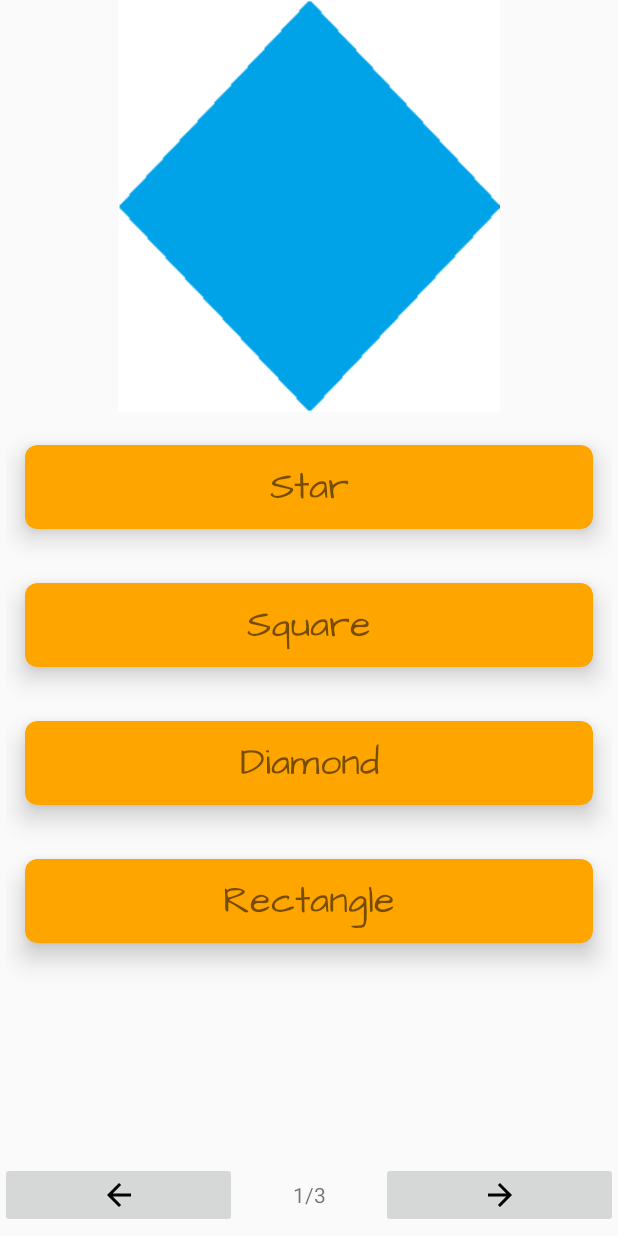
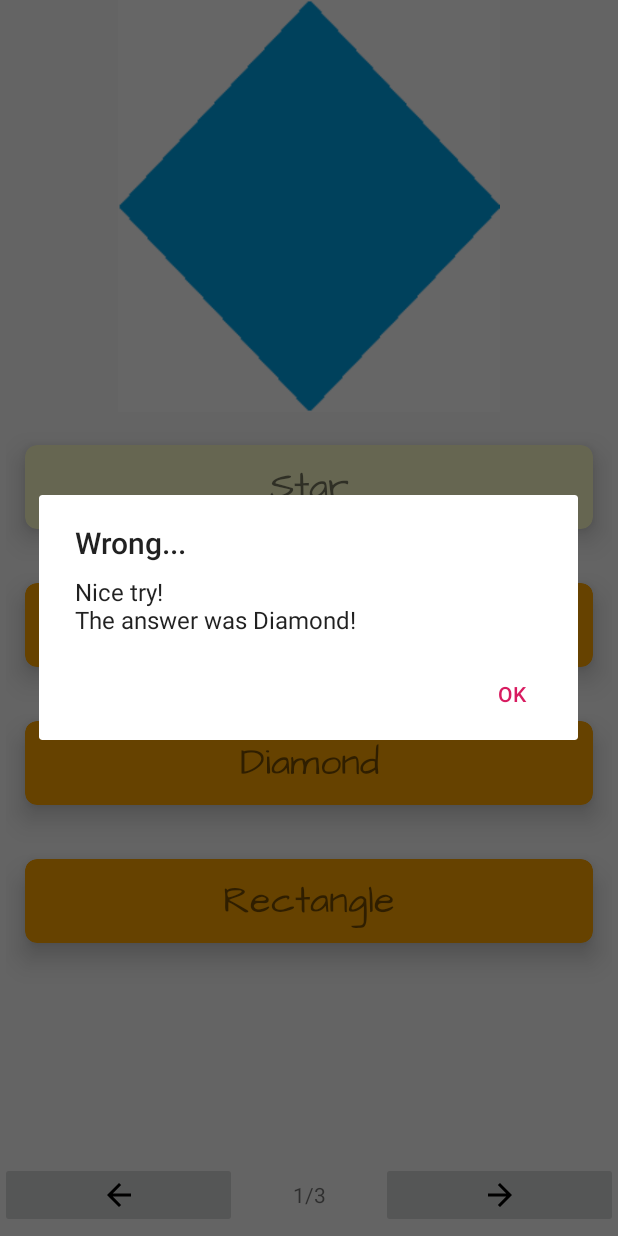
Before and after one commit to TheOnlyJVH/WILLProject, an Android app: the ShapeMatch screen opened directly, with no data from a screen before it, after a tap on "Star", on a phone screen of 412 x 824 dp. Run offline under Robolectric (Android 15) with nearby library versions, the phone set to English and light mode, and no system bars.

Commit message:
Shape game worked on

```diff
--- a/app/src/main/AndroidManifest.xml
+++ b/app/src/main/AndroidManifest.xml
@@ -13,6 +13,7 @@
         android:roundIcon="@mipmap/ic_launcher_round"
         android:supportsRtl="true"
         android:theme="@style/AppTheme">
+        <activity android:name=".Message.MarkDisplay" />
         <activity android:name=".TakePictureActivity" />
         <activity android:name=".ShapeMatch" />
         <activity android:name=".ShapeMatchMenu" />
--- a/app/src/main/java/com/higher/login_register_home/Adapters/DifficultyAdapter.java
+++ b/app/src/main/java/com/higher/login_register_home/Adapters/DifficultyAdapter.java
@@ -14,46 +14,66 @@ import java.util.Random;
 public class DifficultyAdapter {
 
     public List<QuestionObject> generateQuestion(int difficulty, Context This) {
-        int numQuestions;
+        int numQuestionsEasy;
+        int numQuestionsHard;
         int numPosAnswers;
         List<QuestionObject> levelPrep = new ArrayList<>();
-        List<String> shapeArray = generateShapeArray();
-        List<Integer> imageArray = generateImagesArray();
+        List<String> shapeArray = generateShapeArrayEasy();
+        List<Integer> imageArray = generateEasyImagesArray();
         Random random = new Random();
 
         switch (difficulty) {
             case 1:
-                numQuestions = 3;
+                numQuestionsEasy = 3;
+                numQuestionsHard = 0;
                 numPosAnswers = 4;
                 break;
 
             case 2:
-                numQuestions = 5;
+            case 3:
+            case 4:
+                numQuestionsEasy = 5;
+                numQuestionsHard = 0;
                 numPosAnswers = 4;
                 break;
 
-            case 3:
-                numQuestions = 7;
-                numPosAnswers = 6;
+            case 5:
+                numQuestionsEasy = 2;
+                numQuestionsHard = 5;
+                numPosAnswers = 4;
                 break;
 
             default:
-                numQuestions = 0;
+                numQuestionsEasy = 0;
+                numQuestionsHard = 0;
                 numPosAnswers = 0;
                 break;
         }
 
-        for (int i = 0; i < numQuestions; i++) {
-            String correctShape;
-            Integer imgLink;
+        String correctShape = "";
+        Integer imgLink = 0;
+        int imgPos;
+        Boolean flag = false;
+        List<Integer> selected = new ArrayList<>();
+
+        for (int i = 0; i < numQuestionsEasy; i++)
+        {
             List<String> options = new ArrayList<>();
             options.clear();
+            flag = false;
 
-            int imgPos = random.nextInt(imageArray.size());
-
-            correctShape = shapeArray.get(imgPos);
-            imgLink = imageArray.get(imgPos);
-            options.add(correctShape);
+            while (flag == false)
+            {
+                imgPos = random.nextInt(imageArray.size());
+                if (!selected.contains((imgPos)))
+                {
+                    correctShape = shapeArray.get(imgPos);
+                    imgLink = imageArray.get(imgPos);
+                    options.add(correctShape);
+                    flag = true;
+                    selected.add(imgPos);
+                }
+            }
 
             for (int j = 0; j < numPosAnswers - 1;) {
                 String shape = shapeArray.get(random.nextInt(imageArray.size()));
@@ -65,21 +85,59 @@ public class DifficultyAdapter {
             Collections.shuffle(options);
             levelPrep.add(new QuestionObject(correctShape, imgLink, options));
         }
+
+        if (numQuestionsHard > 0)
+        {
+            shapeArray = generateShapeArrayHard();
+            imageArray = generateHardImagesArray();
+            selected.clear();
+
+            for (int i = 0; i < numQuestionsHard; i++)
+            {
+                List<String> options = new ArrayList<>();
+                options.clear();
+                flag = false;
+
+                while (flag == false)
+                {
+                    imgPos = random.nextInt(imageArray.size());
+                    if (!selected.contains((imgPos)))
+                    {
+                        correctShape = shapeArray.get(imgPos);
+                        imgLink = imageArray.get(imgPos);
+                        options.add(correctShape);
+                        flag = true;
+                        selected.add(imgPos);
+                    }
+                }
+
+                for (int j = 0; j < numPosAnswers - 1;) {
+                    String shape = shapeArray.get(random.nextInt(imageArray.size()));
+                    if (!options.contains(shape)) {
+                        options.add(shape);
+                        j++;
+                    }
+                }
+                Collections.shuffle(options);
+                levelPrep.add(new QuestionObject(correctShape, imgLink, options));
+            }
+        }
+
         return levelPrep;
     }
 
-    private List<Integer> generateImagesArray() {
-        List<Integer> shapeArray = new ArrayList<>();
-        shapeArray.add(R.drawable.circle);
-        shapeArray.add(R.drawable.triangle);
-        shapeArray.add(R.drawable.square);
-        shapeArray.add(R.drawable.rectangle);
-        shapeArray.add(R.drawable.diamond);
-        shapeArray.add(R.drawable.star);
-        return shapeArray;
+    private List<Integer> generateEasyImagesArray() {
+        List<Integer> shapeArrayEasy = new ArrayList<>();
+        shapeArrayEasy.add(R.drawable.circle);
+        shapeArrayEasy.add(R.drawable.triangle);
+        shapeArrayEasy.add(R.drawable.square);
+        shapeArrayEasy.add(R.drawable.rectangle);
+        shapeArrayEasy.add(R.drawable.diamond);
+        shapeArrayEasy.add(R.drawable.star);
+        return shapeArrayEasy;
     }
 
-    private List<String> generateShapeArray() {
+    private List<String> generateShapeArrayEasy() {
         List<String> imageArray = new ArrayList<>();
         imageArray.add("Circle");
         imageArray.add("Triangle");
@@ -89,4 +147,26 @@ public class DifficultyAdapter {
         imageArray.add("Star");
         return imageArray;
     }
+
+    private List<Integer> generateHardImagesArray() {
+        List<Integer> shapeArrayHard = new ArrayList<>();
+        shapeArrayHard.add(R.drawable.pizza);
+        shapeArrayHard.add(R.drawable.goldstar);
+        shapeArrayHard.add(R.drawable.dice);
+        shapeArrayHard.add(R.drawable.rectangleman);
+        shapeArrayHard.add(R.drawable.bricks);
+        shapeArrayHard.add(R.drawable.greendiamond);
+        return shapeArrayHard;
+    }
+
+    private List<String> generateShapeArrayHard() {
+        List<String> imageArray = new ArrayList<>();
+        imageArray.add("Triangle");
+        imageArray.add("Star");
+        imageArray.add("Square");
+        imageArray.add("Rectangle");
+        imageArray.add("Rectangle");
+        imageArray.add("Diamond");
+        return imageArray;
+    }
 }
--- a/app/src/main/java/com/higher/login_register_home/Adapters/OptionsAdapter.java
+++ b/app/src/main/java/com/higher/login_register_home/Adapters/OptionsAdapter.java
@@ -1,11 +1,14 @@
 package com.higher.login_register_home.Adapters;
 
+import android.graphics.Color;
 import android.view.LayoutInflater;
+import android.view.MotionEvent;
 import android.view.View;
 import android.view.ViewGroup;
 import android.widget.TextView;
 
 import androidx.annotation.NonNull;
+import androidx.cardview.widget.CardView;
 import androidx.recyclerview.widget.RecyclerView;
 
 import com.higher.login_register_home.R;
@@ -15,14 +18,23 @@ import java.util.List;
 public class OptionsAdapter extends RecyclerView.Adapter<OptionsAdapter.OptionViewHolder>
 {
 
+    private static String currentGuess;
+    private Boolean answered;
+
+    public void setCurrentGuess(String currentGuess) {
+        OptionsAdapter.currentGuess = currentGuess;
+    }
+
     public static  class OptionViewHolder extends RecyclerView.ViewHolder
     {
         public TextView txtOption;
+        public CardView crdOption;
 
         public OptionViewHolder(@NonNull View itemView, final onOptionClickListener listener) {
             super(itemView);
 
             txtOption = itemView.findViewById(R.id.txtOptions);
+            crdOption = itemView.findViewById(R.id.crdOption);
 
             itemView.setOnClickListener(new View.OnClickListener() {
                 @Override
@@ -31,6 +43,14 @@ public class OptionsAdapter extends RecyclerView.Adapter<OptionsAdapter.OptionVi
                         int position = getAdapterPosition();
                         if (position != RecyclerView.NO_POSITION) {
                             listener.onOptionClick(position);
+                        }
+                        if (txtOption.getText().equals(currentGuess))
+                        {
+                            crdOption.setCardBackgroundColor(Color.parseColor("Green"));
+                        }
+                        else
+                        {
+                            crdOption.setCardBackgroundColor(Color.parseColor("#FFFFCC"));
                         }
                     }
                 }
@@ -41,7 +61,6 @@ public class OptionsAdapter extends RecyclerView.Adapter<OptionsAdapter.OptionVi
     private List<String> levelList;
 
     private onOptionClickListener listener;
-
     public interface onOptionClickListener {
         void onOptionClick(int position);
     }
@@ -49,8 +68,6 @@ public class OptionsAdapter extends RecyclerView.Adapter<OptionsAdapter.OptionVi
     public void setOnOptionsClickListener(onOptionClickListener listener) {
         this.listener = listener;
     }
-
-
 
     public OptionsAdapter(List<String> nLevelList) {
         levelList = nLevelList;
@@ -65,7 +82,7 @@ public class OptionsAdapter extends RecyclerView.Adapter<OptionsAdapter.OptionVi
     }
 
     @Override
-    public void onBindViewHolder(@NonNull OptionViewHolder holder, int position)
+    public void onBindViewHolder(@NonNull OptionViewHolder holder, final int position)
     {
         String level = levelList.get(position);
         holder.txtOption.setText(level);
@@ -75,5 +92,4 @@ public class OptionsAdapter extends RecyclerView.Adapter<OptionsAdapter.OptionVi
     public int getItemCount() {
         return levelList.size();
     }
-
 }
--- a/app/src/main/java/com/higher/login_register_home/Message/AnswerDisplay.java
+++ b/app/src/main/java/com/higher/login_register_home/Message/AnswerDisplay.java
@@ -12,6 +12,7 @@ public class AnswerDisplay extends DialogFragment {
     private String title = "Default Title";
     private String message = "Default Message";
 
+
     @Override
     public Dialog onCreateDialog(Bundle savedInstanceState) {
 
@@ -20,10 +21,7 @@ public class AnswerDisplay extends DialogFragment {
         builder.setTitle(title);
         builder.setMessage(message);
         builder.setPositiveButton("OK", new DialogInterface.OnClickListener() {
-            public void onClick(DialogInterface dialog, int id) {
-                // You don't have to do anything here if you just
-                // want it dismissed when clicked
-            }
+            public void onClick(DialogInterface dialog, int id) { }
         });
 
         // Create the AlertDialog object and return it
--- a/app/src/main/java/com/higher/login_register_home/ShapeMatch.java
+++ b/app/src/main/java/com/higher/login_register_home/ShapeMatch.java
@@ -5,6 +5,7 @@ import androidx.fragment.app.DialogFragment;
 import androidx.recyclerview.widget.LinearLayoutManager;
 import androidx.recyclerview.widget.RecyclerView;
 
+import android.content.DialogInterface;
 import android.content.Intent;
 import android.os.Bundle;
 import android.view.View;
@@ -27,15 +28,17 @@ public class ShapeMatch extends AppCompatActivity {
     private ImageView imgShape;
     private RecyclerView recOptionList;
     private TextView txtQuestionNumber;
-    private ImageButton btnBack;
-    private ImageButton btnNext;
 
     //Variables
     private int currQuestion = 0; //Stores the current question (Defaults to 0).
     private int displayCurrNumber = 1; //The question number displayed to user
     private int totalQuestions = 0; //Stores the max number of questions (Defaults to 0).
     private List<QuestionObject> Questions;
-    OptionsAdapter adapter;
+    private OptionsAdapter adapter;
+    private List<Boolean> markTracking;
+
+    //Objects
+
 
     @Override
     protected void onCreate(Bundle savedInstanceState)
@@ -43,55 +46,31 @@ public class ShapeMatch extends AppCompatActivity {
         super.onCreate(savedInstanceState);
         setContentView(R.layout.activity_shape_match);
 
-        setVariables(); //Sets all the variables up with their respective components
-
         //Collects intents
         Intent intent = getIntent();
+        int level = intent.getIntExtra("Level", 1);
+        setVariables(level); //Sets all the variables up with their respective components
         totalQuestions = Questions.size();
-        int level = intent.getIntExtra("level", 1);
 
         prepQuestion();
-
-        btnNext.setOnClickListener(new View.OnClickListener() {
-            @Override
-            public void onClick(View v) {
-                if (displayCurrNumber < totalQuestions) {
-                    displayCurrNumber += 1;
-                    currQuestion += 1;
-                    prepQuestion();
-                    AnswerDisplay dialog = new AnswerDisplay();
-                    dialog.setTitle("Correct");
-                    dialog.setMessage("This works");
-                    dialog.show(getSupportFragmentManager(), "MyDialogFragmentTag");
-                }
-            }
-        });
-
-        btnBack.setOnClickListener(new View.OnClickListener() {
-            @Override
-            public void onClick(View v) {
-                if (displayCurrNumber > 1) {
-                    displayCurrNumber -= 1;
-                    currQuestion -= 1;
-                    prepQuestion();
-                }
-            }
-        });
+        for (int i = 0; i < totalQuestions; i++)
+        {
+            markTracking.add(false);
+        }
     }
 
     //Sets all components to a variable.
-    public void setVariables()
+    public void setVariables(int level)
     {
         imgShape = findViewById(R.id.imgShape);
         recOptionList = findViewById(R.id.recOption);
         txtQuestionNumber = findViewById(R.id.txtQuestionNumber);
-        btnBack = findViewById(R.id.btnBack);
-        btnNext = findViewById(R.id.btnNext);
 
         Questions = new ArrayList<>();
 
         DifficultyAdapter createQuestion = new DifficultyAdapter();
-        Questions = createQuestion.generateQuestion(1, this);
+        Questions = createQuestion.generateQuestion(level, this);
+        markTracking = new ArrayList<>();
     }
 
     private void prepQuestion()
@@ -106,6 +85,7 @@ public class ShapeMatch extends AppCompatActivity {
     {
         recOptionList.setHasFixedSize(true);
         adapter = new OptionsAdapter(option);
+        adapter.setCurrentGuess(Questions.get(currQuestion).getShape());
 
         recOptionList.setLayoutManager(new LinearLayoutManager(this));
         recOptionList.setAdapter(adapter);
@@ -113,13 +93,39 @@ public class ShapeMatch extends AppCompatActivity {
         adapter.setOnOptionsClickListener(new OptionsAdapter.onOptionClickListener() {
             @Override
             public void onOptionClick(int position) {
-                if (Questions.get(currQuestion).getOption().get(position) == Questions.get(currQuestion).getShape()) {
-                    Toast.makeText(ShapeMatch.this, "Correct!", Toast.LENGTH_SHORT).show();
-                } else {
-                    Toast.makeText(ShapeMatch.this, "Wrong, the correct answer is: " + Questions.get(currQuestion).getShape(), Toast.LENGTH_SHORT).show();
+                AnswerDisplay messageBox = new AnswerDisplay();
+                if (Questions.get(currQuestion).getOption().get(position) == Questions.get(currQuestion).getShape())
+                {
+                    messageBox.setTitle("Correct!");
+                    messageBox.setMessage("Well Done!" + "\n" + "The answer was " + Questions.get(currQuestion).getShape() + "!");
                 }
+                else
+                {
+                    messageBox.setTitle("Wrong...");
+                    messageBox.setMessage("Nice try!" + "\n" + "The answer was " + Questions.get(currQuestion).getShape() + "!");
+                }
+
+                markTracking.set(currQuestion, true);
+                messageBox.showNow(getSupportFragmentManager(), "messageBox");
+                messageBox.getDialog().setOnDismissListener(new DialogInterface.OnDismissListener() {
+                    @Override
+                    public void onDismiss(DialogInterface dialogInterface) {
+
+                        if (displayCurrNumber == totalQuestions)
+                        {
+
+                        }
+                        else
+                        {
+                            displayCurrNumber += 1;
+                            currQuestion += 1;
+                            prepQuestion();
+                        }
+                    }
+                });
             }
         });
 
+
     }
 }
--- a/app/src/main/res/layout/activity_shape_match.xml
+++ b/app/src/main/res/layout/activity_shape_match.xml
@@ -37,7 +37,6 @@
             android:scrollbars="vertical">
         </androidx.recyclerview.widget.RecyclerView>
     </RelativeLayout>
-
     <RelativeLayout
         android:layout_width="match_parent"
         android:layout_height="match_parent"
```
Also changed, not shown: app/src/main/java/com/higher/login_register_home/Adapters/LevelAdapter.java (+0 -16 lines), app/src/main/java/com/higher/login_register_home/Message/MarkDisplay.java (added, +16 -0 lines), app/src/main/java/com/higher/login_register_home/ShapeMatchMenu.java (+1 -6 lines), app/src/main/res/layout/activity_mark_display.xml (added, +9 -0 lines), app/src/main/res/layout/card_view_menu.xml (+0 -8 lines), app/src/main/res/drawable/bricks.png (added), app/src/main/res/drawable/dice.png (added), app/src/main/res/drawable/goldstar.png (added), app/src/main/res/drawable/greendiamond.png (added), app/src/main/res/drawable/pizza.png (added), app/src/main/res/drawable/rectangleman.png (added).
